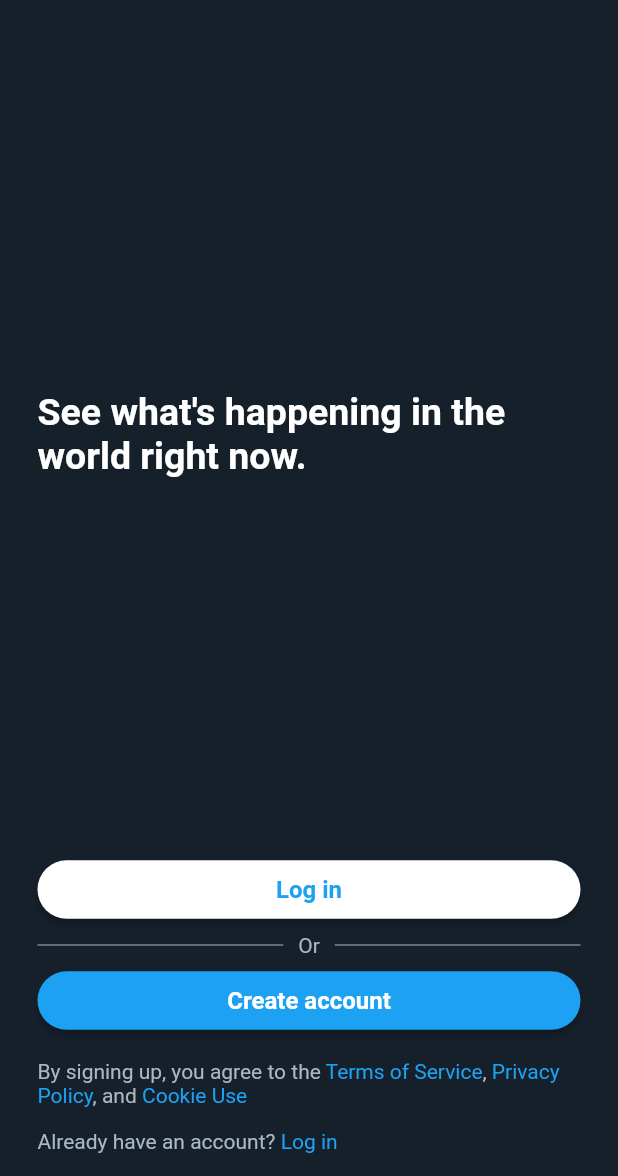
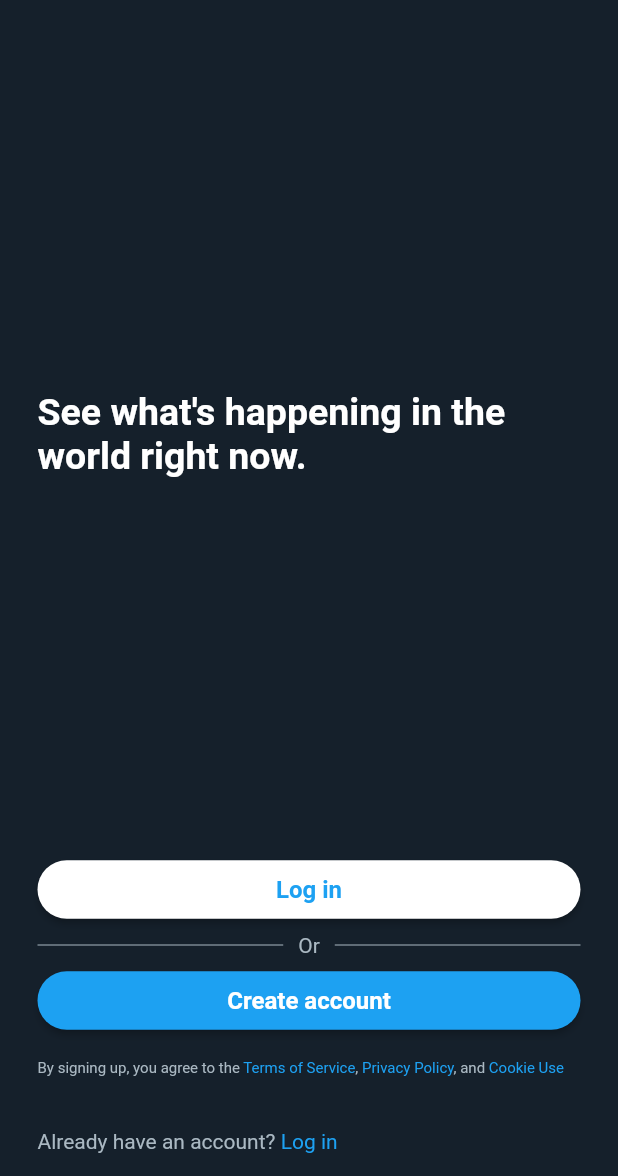
Before and after one commit to LuisHernandezL/twitter_clone, a Flutter app: the screen it shows after launch, after a tap on "Log in", on a phone screen of 412 x 824 dp, the part 60-1236 px from its top. Run offline on Flutter 3.47's test engine with Material 3 defaults, Android fonts, the phone set to English and light mode, and no system bars; our stand-ins replace flutter_riverpod, go_router.

Commit message:
feat: login screen UI and segmentation of widgets

```diff
--- a/lib/config/theme/app_theme.dart
+++ b/lib/config/theme/app_theme.dart
@@ -7,5 +7,6 @@ class AppTheme {
         colorScheme: const ColorScheme.dark(
           primary: ColorsConfig.twitterBlack,
         ),
+        scaffoldBackgroundColor: ColorsConfig.twitterBlack,
       );
 }
--- a/lib/features/home/screens/home_screen.dart
+++ b/lib/features/home/screens/home_screen.dart
@@ -1,5 +1,6 @@
 import 'package:flutter/material.dart';
-import 'package:clone_twitter/config/config.dart';
+
+import 'package:clone_twitter/features/home/widgets/widgets.dart';
 import 'package:clone_twitter/features/shared/widgets/widgets.dart';
 
 class HomeScreen extends StatelessWidget {
@@ -7,161 +8,20 @@ class HomeScreen extends StatelessWidget {
 
   @override
   Widget build(BuildContext context) {
-    return Scaffold(
-      appBar: const CustomAppBar(),
-      body: Container(
-        color: ColorsConfig.twitterBlack,
-        child: Padding(
-          padding: const EdgeInsets.symmetric(horizontal: 25),
-          child: Column(
-            mainAxisSize: MainAxisSize.max,
-            crossAxisAlignment: CrossAxisAlignment.start,
-            children: [
-              const Expanded(
-                child: Center(
-                  child: Text(
-                    'See what\'s happening in the world right now.',
-                    style: TextStyle(
-                      color: ColorsConfig.twitterWhite,
-                      fontSize: 25,
-                      fontWeight: FontWeight.bold,
-                    ),
-                  ),
-                ),
-              ),
-              Column(
-                crossAxisAlignment: CrossAxisAlignment.stretch,
-                mainAxisSize: MainAxisSize.min,
-                children: [
-                  ElevatedButton(
-                    onPressed: () {},
-                    style: ElevatedButton.styleFrom(
-                      backgroundColor: ColorsConfig.twitterWhite,
-                      shape: RoundedRectangleBorder(
-                        borderRadius: BorderRadius.circular(30),
-                      ),
-                      padding: const EdgeInsets.symmetric(
-                          horizontal: 20, vertical: 10),
-                    ),
-                    child: const Text(
-                      'Log in',
-                      style: TextStyle(
-                        color: ColorsConfig.twitterBlue,
-                        fontSize: 16,
-                        fontWeight: FontWeight.bold,
-                      ),
-                    ),
-                  ),
-                  const SizedBox(height: 5),
-                  const Row(children: [
-                    Expanded(
-                        child: Divider(
-                      color: ColorsConfig.twitterLightGrey,
-                    )),
-                    SizedBox(width: 10),
-                    Text(
-                      "Or",
-                      style: TextStyle(
-                        color: ColorsConfig.twitterLightGrey,
-                        fontSize: 14,
-                      ),
-                    ),
-                    SizedBox(width: 10),
-                    Expanded(
-                        child: Divider(
-                      color: ColorsConfig.twitterLightGrey,
-                    )),
-                  ]),
-                  const SizedBox(height: 5),
-                  ElevatedButton(
-                    onPressed: () {},
-                    style: ElevatedButton.styleFrom(
-                      backgroundColor: ColorsConfig.twitterBlue,
-                      shape: RoundedRectangleBorder(
-                        borderRadius: BorderRadius.circular(30),
-                      ),
-                      padding: const EdgeInsets.symmetric(
-                          horizontal: 20, vertical: 10),
-                    ),
-                    child: const Text(
-                      'Create account',
-                      style: TextStyle(
-                        color: ColorsConfig.twitterWhite,
-                        fontSize: 16,
-                        fontWeight: FontWeight.bold,
-                      ),
-                    ),
-                  ),
-                  const SizedBox(height: 15),
-                  RichText(
-                      text: const TextSpan(
-                    text: 'By signing up, you agree to the ',
-                    style: TextStyle(
-                      color: ColorsConfig.twitterLightGrey,
-                      fontSize: 14,
-                    ),
-                    children: [
-                      TextSpan(
-                        text: 'Terms of Service',
-                        style: TextStyle(
-                          color: ColorsConfig.twitterBlue,
-                          fontSize: 14,
-                        ),
-                      ),
-                      TextSpan(
-                        text: ', ',
-                        style: TextStyle(
-                          color: ColorsConfig.twitterLightGrey,
-                          fontSize: 14,
-                        ),
-                      ),
-                      TextSpan(
-                        text: 'Privacy Policy',
-                        style: TextStyle(
-                          color: ColorsConfig.twitterBlue,
-                          fontSize: 14,
-                        ),
-                      ),
-                      TextSpan(
-                        text: ', and ',
-                        style: TextStyle(
-                          color: ColorsConfig.twitterLightGrey,
-                          fontSize: 14,
-                        ),
-                      ),
-                      TextSpan(
-                        text: 'Cookie Use',
-                        style: TextStyle(
-                          color: ColorsConfig.twitterBlue,
-                          fontSize: 14,
-                        ),
-                      ),
-                    ],
-                  ))
-                ],
-              ),
-              const SizedBox(height: 15),
-              RichText(
-                text: const TextSpan(
-                  text: 'Already have an account? ',
-                  style: TextStyle(
-                    color: ColorsConfig.twitterLightGrey,
-                    fontSize: 14,
-                  ),
-                  children: [
-                    TextSpan(
-                      text: 'Log in',
-                      style: TextStyle(
-                        color: ColorsConfig.twitterBlue,
-                        fontSize: 14,
-                      ),
-                    ),
-                  ],
-                ),
-              ),
-              const SizedBox(height: 15),
-            ],
-          ),
+    return const Scaffold(
+      appBar: CustomAppBar(),
+      body: Padding(
+        padding: EdgeInsets.symmetric(horizontal: 25),
+        child: Column(
+          mainAxisSize: MainAxisSize.max,
+          crossAxisAlignment: CrossAxisAlignment.start,
+          children: [
+            WelcomeMessageWidget(),
+            RegisterTypeWidget(),
+            SizedBox(height: 35),
+            FooterWidget(),
+            SizedBox(height: 15),
+          ],
         ),
       ),
     );
--- /dev/null
+++ b/lib/features/home/widgets/footer_widget.dart
@@ -0,0 +1,39 @@
+import 'package:flutter/material.dart';
+
+import 'package:flutter/gestures.dart';
+import 'package:go_router/go_router.dart';
+
+import 'package:clone_twitter/config/config.dart';
+import 'package:clone_twitter/config/router/app_routes.dart';
+
+class FooterWidget extends StatelessWidget {
+  const FooterWidget({
+    super.key,
+  });
+
+  @override
+  Widget build(BuildContext context) {
+    return RichText(
+      text: TextSpan(
+        text: 'Already have an account? ',
+        style: const TextStyle(
+          color: ColorsConfig.twitterLightGrey,
+          fontSize: 14,
+        ),
+        children: [
+          TextSpan(
+            text: 'Log in',
+            recognizer: TapGestureRecognizer()
+              ..onTap = () {
+                context.push(AppRoutes.login);
+              },
+            style: const TextStyle(
+              color: ColorsConfig.twitterBlue,
+              fontSize: 14,
+            ),
+          ),
+        ],
+      ),
+    );
+  }
+}
--- /dev/null
+++ b/lib/features/home/widgets/register_type_widget.dart
@@ -0,0 +1,114 @@
+import 'package:flutter/material.dart';
+import 'package:clone_twitter/config/config.dart';
+
+class RegisterTypeWidget extends StatelessWidget {
+  const RegisterTypeWidget({
+    super.key,
+  });
+
+  @override
+  Widget build(BuildContext context) {
+    TextStyle richTextStyle = const TextStyle(
+      color: ColorsConfig.twitterLightGrey,
+      fontSize: 10,
+    );
+
+    TextStyle linkTextStyle = const TextStyle(
+      color: ColorsConfig.twitterBlue,
+      fontSize: 10,
+    );
+
+    return Column(
+      crossAxisAlignment: CrossAxisAlignment.stretch,
+      mainAxisSize: MainAxisSize.min,
+      children: [
+        ElevatedButton(
+          onPressed: () {},
+          style: ElevatedButton.styleFrom(
+            backgroundColor: ColorsConfig.twitterWhite,
+            shape: RoundedRectangleBorder(
+              borderRadius: BorderRadius.circular(30),
+            ),
+            padding: const EdgeInsets.symmetric(horizontal: 20, vertical: 10),
+          ),
+          child: const Text(
+            'Log in',
+            style: TextStyle(
+              color: ColorsConfig.twitterBlue,
+              fontSize: 16,
+              fontWeight: FontWeight.bold,
+            ),
+          ),
+        ),
+        const SizedBox(height: 5),
+        const Row(children: [
+          Expanded(
+              child: Divider(
+            color: ColorsConfig.twitterLightGrey,
+          )),
+          SizedBox(width: 10),
+          Text(
+            "Or",
+            style: TextStyle(
+              color: ColorsConfig.twitterLightGrey,
+              fontSize: 14,
+            ),
+          ),
+          SizedBox(width: 10),
+          Expanded(
+              child: Divider(
+            color: ColorsConfig.twitterLightGrey,
+          )),
+        ]),
+        const SizedBox(height: 5),
+        ElevatedButton(
+          onPressed: () {},
+          style: ElevatedButton.styleFrom(
+            backgroundColor: ColorsConfig.twitterBlue,
+            shape: RoundedRectangleBorder(
+              borderRadius: BorderRadius.circular(30),
+            ),
+            padding: const EdgeInsets.symmetric(horizontal: 20, vertical: 10),
+          ),
+          child: const Text(
+            'Create account',
+            style: TextStyle(
+              color: ColorsConfig.twitterWhite,
+              fontSize: 16,
+              fontWeight: FontWeight.bold,
+            ),
+          ),
+        ),
+        const SizedBox(height: 15),
+        RichText(
+          text: TextSpan(
+            text: 'By signing up, you agree to the ',
+            style: richTextStyle,
+            children: [
+              TextSpan(
+                text: 'Terms of Service',
+                style: linkTextStyle,
+              ),
+              TextSpan(
+                text: ', ',
+                style: richTextStyle,
+              ),
+              TextSpan(
+                text: 'Privacy Policy',
+                style: linkTextStyle,
+              ),
+              TextSpan(
+                text: ', and ',
+                style: richTextStyle,
+              ),
+              TextSpan(
+                text: 'Cookie Use',
+                style: linkTextStyle,
+              ),
+            ],
+          ),
+        ),
+      ],
+    );
+  }
+}
--- /dev/null
+++ b/lib/features/home/widgets/welcome_message_widget.dart
@@ -0,0 +1,25 @@
+import 'package:flutter/material.dart';
+
+import 'package:clone_twitter/config/config.dart';
+
+class WelcomeMessageWidget extends StatelessWidget {
+  const WelcomeMessageWidget({
+    super.key,
+  });
+
+  @override
+  Widget build(BuildContext context) {
+    return const Expanded(
+      child: Center(
+        child: Text(
+          'See what\'s happening in the world right now.',
+          style: TextStyle(
+            color: ColorsConfig.twitterWhite,
+            fontSize: 25,
+            fontWeight: FontWeight.bold,
+          ),
+        ),
+      ),
+    );
+  }
+}
--- /dev/null
+++ b/lib/features/home/widgets/widgets.dart
@@ -0,0 +1,3 @@
+export 'footer_widget.dart';
+export 'register_type_widget.dart';
+export 'welcome_message_widget.dart';
```
Also changed, not shown: lib/features/login/screens/login_screen.dart (added, +41 -0 lines), lib/features/shared/widgets/custom_app_bar.dart (+7 -1 lines), lib/features/shared/widgets/custom_text_field.dart (added, +31 -0 lines).
